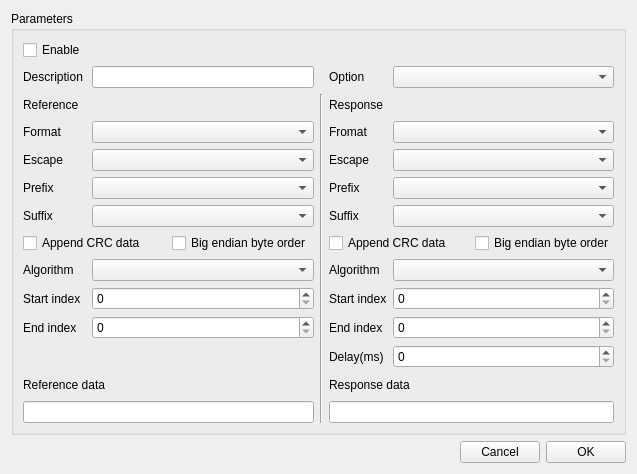
x-tools-author/x-tools, file Source/Tools/ToolsUI/xToolsResponserToolUiEditor.ui: the form before one commit.
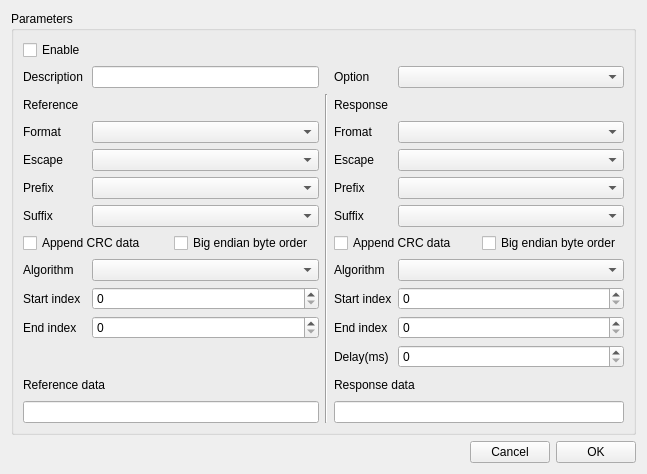
The form after the commit. Custom widgets are drawn as their Qt base class.

Diff of the .ui file:
```diff
--- a/Source/Tools/ToolsUI/xToolsResponserToolUiEditor.ui
+++ b/Source/Tools/ToolsUI/xToolsResponserToolUiEditor.ui
@@ -6,7 +6,7 @@
    <rect>
     <x>0</x>
     <y>0</y>
-    <width>637</width>
+    <width>647</width>
     <height>474</height>
    </rect>
   </property>
```
Left out of the diff: 4 changed lines with no effect on the pictures.
